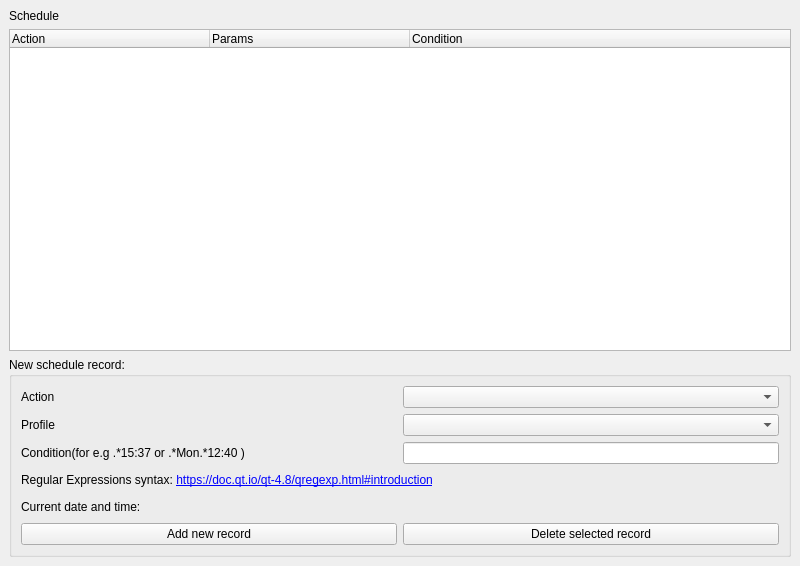
First picture: the form in TrackYourTime/ui/schedulewindow.ui, repository Allexin/TrackYourTime, before the edit.
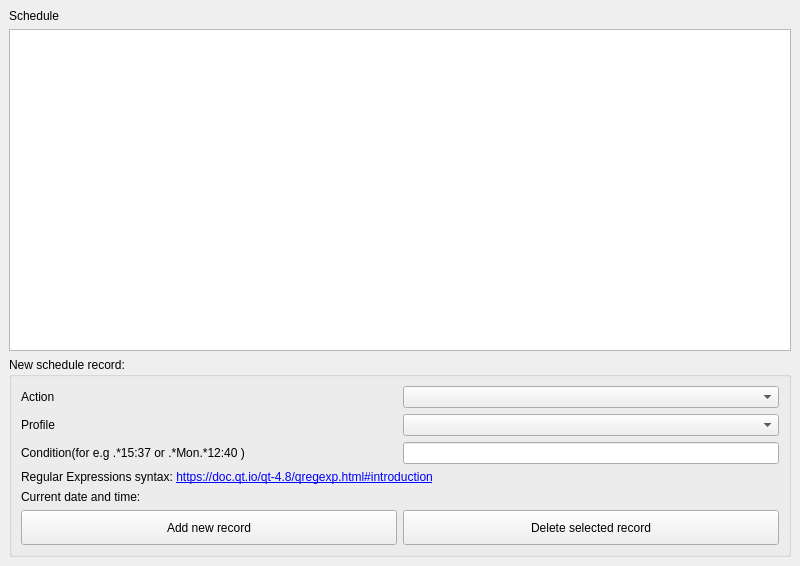
Second picture: the form after the edit.

Commit message: Improve Layouts for HDPI displays Add periods in statistic window Add % in categories statistic

```diff
--- a/TrackYourTime/ui/schedulewindow.ui
+++ b/TrackYourTime/ui/schedulewindow.ui
@@ -30,7 +30,7 @@
          <number>3</number>
         </property>
         <attribute name="headerVisible">
-         <bool>true</bool>
+         <bool>false</bool>
         </attribute>
         <attribute name="headerDefaultSectionSize">
          <number>200</number>
@@ -152,6 +152,12 @@
           <layout class="QHBoxLayout" name="horizontalLayout_5">
            <item>
             <widget class="QPushButton" name="pushButtonAdd">
+             <property name="sizePolicy">
+              <sizepolicy hsizetype="Minimum" vsizetype="Preferred">
+               <horstretch>0</horstretch>
+               <verstretch>0</verstretch>
+              </sizepolicy>
+             </property>
              <property name="text">
               <string>Add new record</string>
              </property>
@@ -159,6 +165,12 @@
            </item>
            <item>
             <widget class="QPushButton" name="pushButtonDelete">
+             <property name="sizePolicy">
+              <sizepolicy hsizetype="Minimum" vsizetype="Preferred">
+               <horstretch>0</horstretch>
+               <verstretch>0</verstretch>
+              </sizepolicy>
+             </property>
              <property name="text">
               <string>Delete selected record</string>
              </property>
```
The commit also changes 6 other files.
